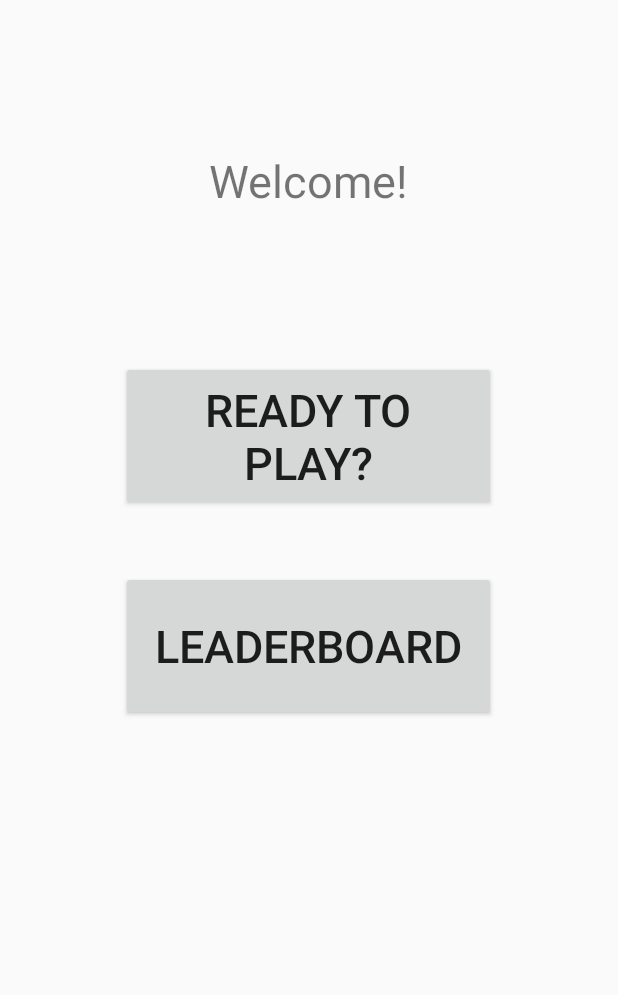
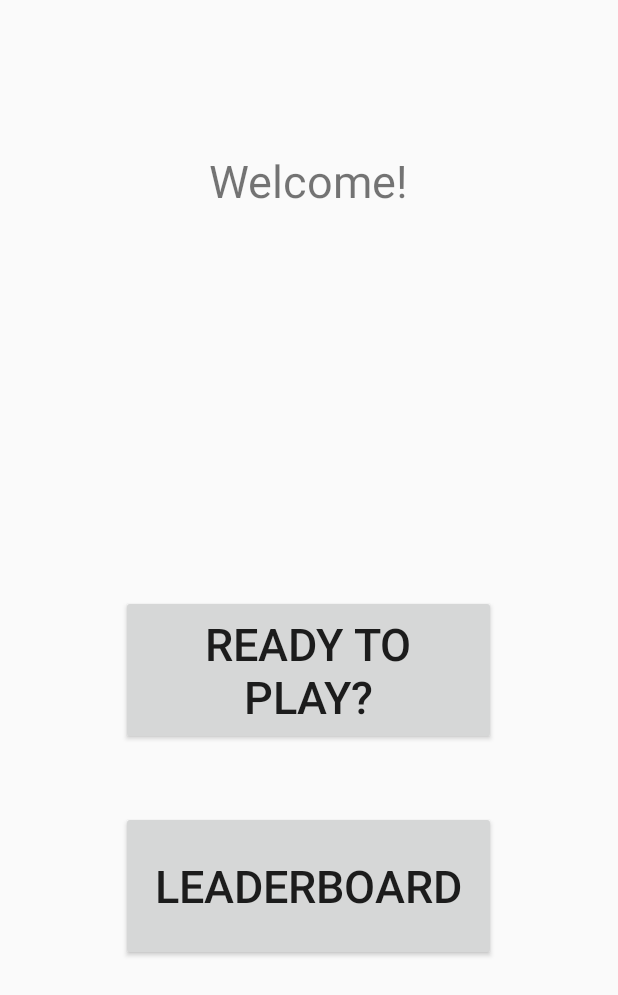
Before and after one commit to Dinomyt/TriviaQuest, an Android app: the layout dashboard_activity.xml on its own in the app's theme, with its tools: preview values and no code run, on a phone screen of 412 x 824 dp. Shown: the top 995 px of the screen. Run offline under Robolectric (Android 15) with nearby library versions, the phone set to English and light mode, and no system bars.

Commit message:
lowered buttons to make room for additional items to be implemented

```diff
--- a/app/src/main/res/layout/dashboard_activity.xml
+++ b/app/src/main/res/layout/dashboard_activity.xml
@@ -21,7 +21,7 @@
         android:id="@+id/readyTextView"
         android:layout_width="250dp"
         android:layout_height="100dp"
-        android:layout_marginTop="100dp"
+        android:layout_marginTop="256dp"
         android:gravity="center"
         android:text="@string/ready_to_play"
         android:textSize="30sp"
@@ -34,7 +34,7 @@
         android:id="@+id/leaderboardButton"
         android:layout_width="250dp"
         android:layout_height="100dp"
-        android:layout_marginTop="40dp"
+        android:layout_marginTop="44dp"
         android:gravity="center"
         android:text="@string/leaderboardButton"
         android:textSize="30sp"
```
